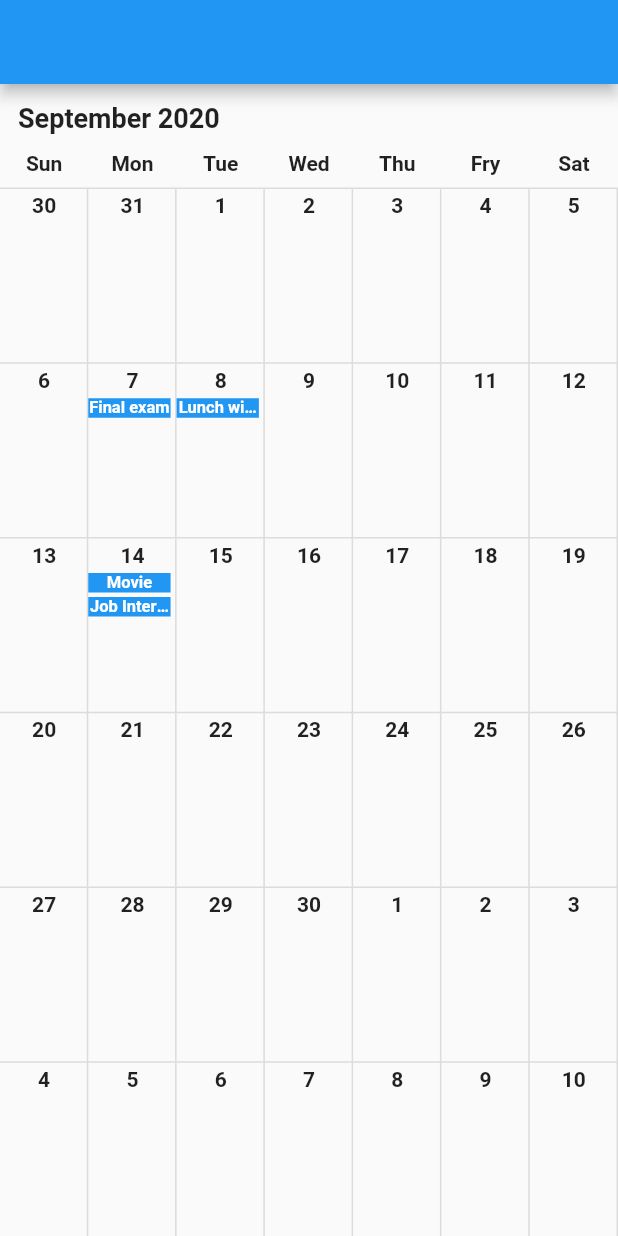
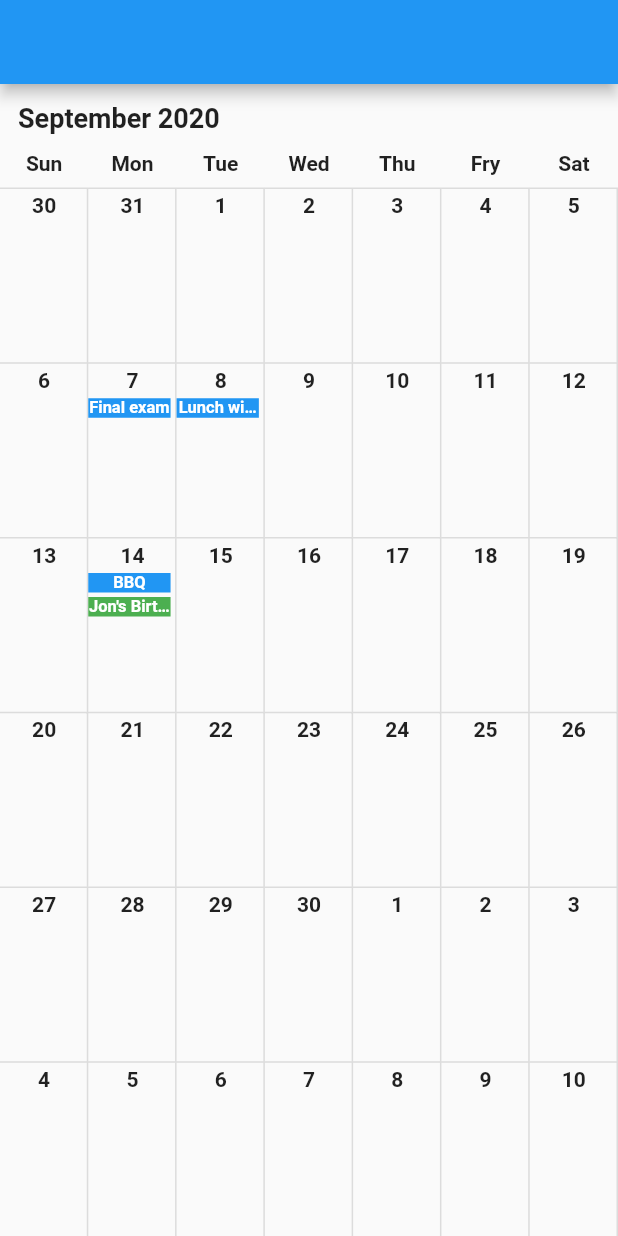
Before and after one commit to santa112358/cell_calendar_develop, a Flutter app: the screen it shows after launch, on a phone screen of 412 x 824 dp. Run offline on Flutter 3.47's test engine with Material 2 defaults, Android fonts, the phone set to English and light mode, and no system bars.

Commit message:
remove unnecessary package

```diff
--- a/lib/main.dart
+++ b/lib/main.dart
@@ -31,15 +31,21 @@ class MyHomePage extends StatelessWidget {
       CalendarEvent(
           eventName: "Lunch with Mike",
           eventDate: today.add(Duration(days: 1))),
+      CalendarEvent(eventName: "BBQ", eventDate: today.add(Duration(days: 7))),
       CalendarEvent(
-          eventName: "Movie", eventDate: today.add(Duration(days: 7))),
+          eventName: "Jon's Birthday",
+          eventDate: today.add(Duration(days: 7)),
+          eventBackgroundColor: Colors.green),
       CalendarEvent(
-          eventName: "Job Interview", eventDate: today.add(Duration(days: 7))),
-      CalendarEvent(
-          eventName: "デート",
+          eventName: "Date with Rebecca",
           eventDate: today.add(Duration(days: 42)),
           eventBackgroundColor: Colors.pink),
-      CalendarEvent(eventName: "課題", eventDate: today.add(Duration(days: 49))),
+      CalendarEvent(
+        eventName: "Homework deadline",
+        eventDate: today.add(
+          Duration(days: 49),
+        ),
+      ),
     ];
     return res;
   }
--- a/pubspec.yaml
+++ b/pubspec.yaml
@@ -24,7 +24,6 @@ dependencies:
   flutter:
     sdk: flutter
   provider:
-  syncfusion_flutter_calendar: ^18.2.56
 
 
   # The following adds the Cupertino Icons font to your application.
```
Also changed, not shown: pubspec.lock.
